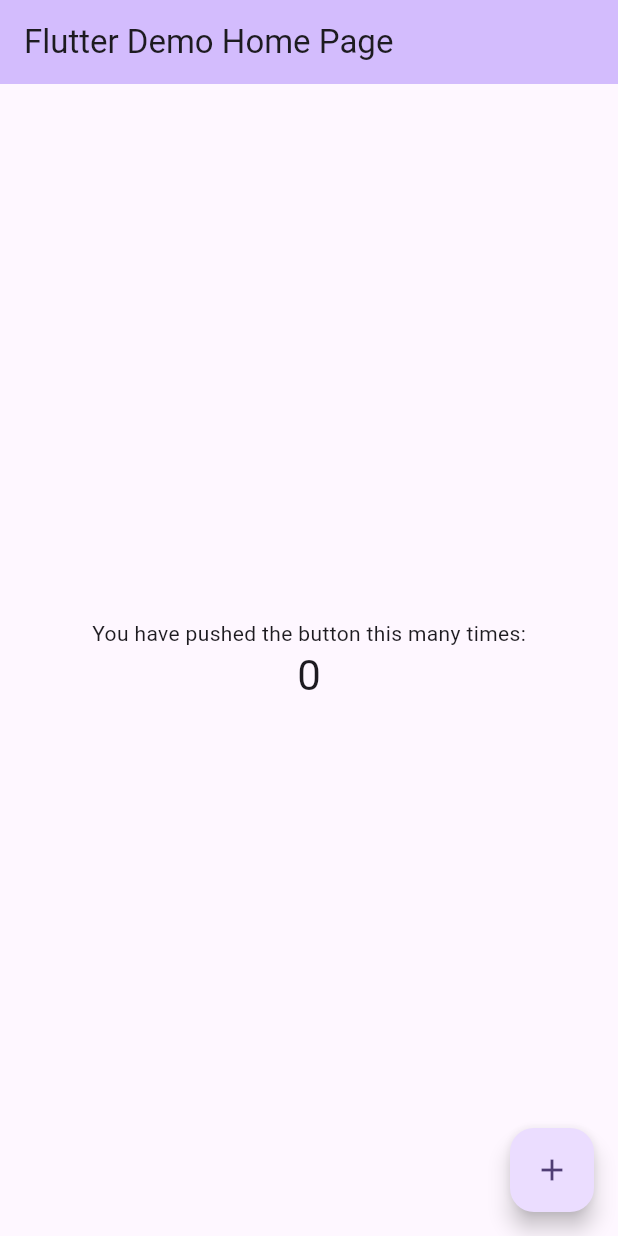
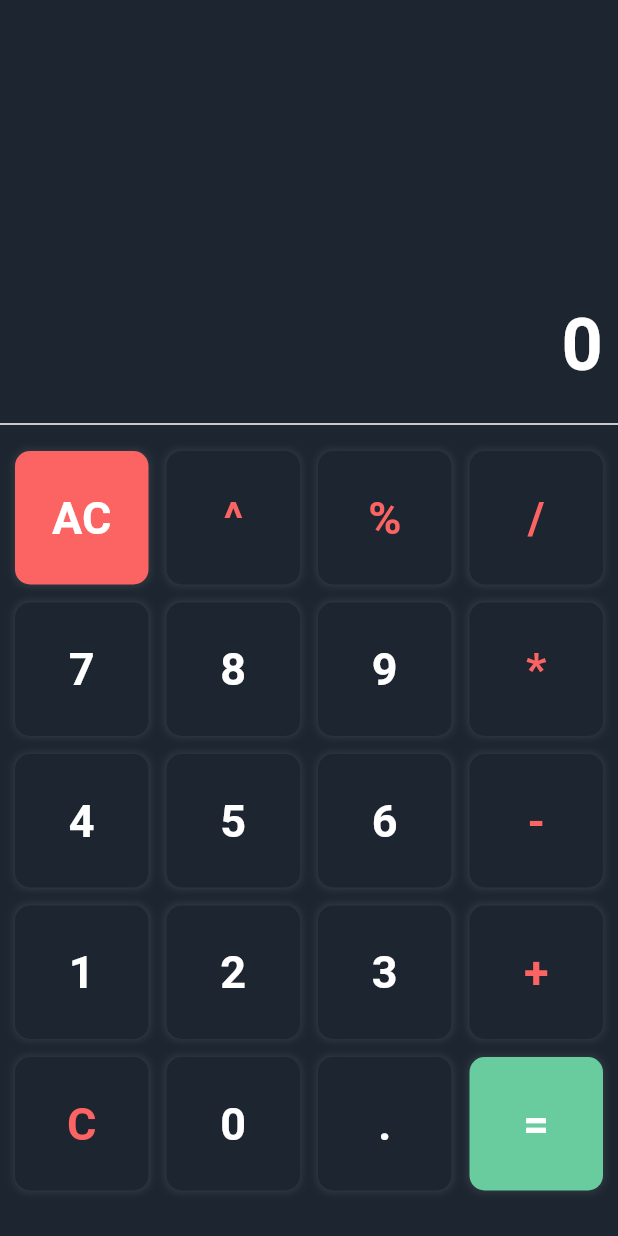
Before and after one commit to a1ekseevkiri11/mobile, a Flutter app: the screen it shows after launch, on a phone screen of 412 x 824 dp. Run offline on Flutter 3.47's test engine with Material 3 defaults, Android fonts, the phone set to English and light mode, and no system bars; our stand-ins replace math_expressions.

Commit message:
make claculator

```diff
--- /dev/null
+++ b/calculator/lib/calculator.dart
@@ -0,0 +1,298 @@
+import 'package:flutter/material.dart';
+import 'package:math_expressions/math_expressions.dart';
+// import 'package:math_expressions/math_expressions.dart';
+
+class Calculator extends StatefulWidget {
+  @override
+  State<Calculator> createState() => _CalculatorState();
+}
+
+class _CalculatorState extends State<Calculator> {
+  final maxLenUserInput = 9;
+  String userInput = "";
+  String result = "0";
+  final Set<String> digitSet = {
+    '+',
+    '-',
+    '*',
+    '/',
+    '^',
+    '%',
+  };
+
+  final Set<String> numberSet = {
+    '0',
+    '1',
+    '2',
+    '3',
+    '4',
+    '5',
+    '6',
+    '7',
+    '8',
+    '9',
+  };
+
+  @override
+  Widget build(BuildContext context) {
+    return Scaffold(
+      backgroundColor: Color(0xFF1d2630),
+      body: Column(
+        children: [
+          // Верхняя часть с выводом результата
+          SizedBox(
+            height: MediaQuery.of(context).size.height / 3,
+            child: Column(
+              mainAxisAlignment: MainAxisAlignment.end,
+              children: [
+                Container(
+                  padding: EdgeInsets.all(20),
+                  alignment: Alignment.centerRight,
+                  child: Text(
+                    userInput, // Отображаем пользовательский ввод
+                    style: TextStyle(
+                      fontSize: 32,
+                      color: Colors.white,
+                    ),
+                  ),
+                ),
+                Container(
+                  padding: EdgeInsets.all(10),
+                  alignment: Alignment.centerRight,
+                  child: Text(
+                    result, // Отображаем результат вычисления
+                    style: TextStyle(
+                      fontSize: 48,
+                      color: Colors.white,
+                      fontWeight: FontWeight.bold,
+                    ),
+                  ),
+                ),
+              ],
+            ),
+          ),
+          Divider(color: Colors.white),
+
+          // Основная часть с кнопками
+          Expanded(
+            child: Container(
+              padding: EdgeInsets.all(10),
+              child: GridView(
+                physics: NeverScrollableScrollPhysics(),
+                gridDelegate: SliverGridDelegateWithFixedCrossAxisCount(
+                  crossAxisCount: 4, // 4 столбца
+                  crossAxisSpacing: 12,
+                  mainAxisSpacing: 12,
+                ),
+                children: [
+                  // Обычные кнопки
+                  CustomButton('AC'),
+                  CustomButton('^'),
+                  CustomButton('%'),
+                  CustomButton('/'),
+                  CustomButton('7'),
+                  CustomButton('8'),
+                  CustomButton('9'),
+                  CustomButton('*'),
+                  CustomButton('4'),
+                  CustomButton('5'),
+                  CustomButton('6'),
+                  CustomButton('-'),
+                  CustomButton('1'),
+                  CustomButton('2'),
+                  CustomButton('3'),
+                  CustomButton('+'),
+                  CustomButton('C'),
+                  CustomButton('0'),
+                  CustomButton('.'),
+                  CustomButton('='),
+                ],
+              ),
+            ),
+          ),
+        ],
+      ),
+    );
+  }
+
+  Widget CustomButton(String text) {
+    return InkWell(
+      splashColor: Color(0xFF1d2630),
+      onTap: () {
+        setState(() {
+          handleButtons(text);
+        });
+      },
+      child: Ink(
+        decoration: BoxDecoration(
+          color: getBgColor(text),
+          borderRadius: BorderRadius.circular(10),
+          boxShadow: [
+            BoxShadow(
+              color: Colors.white.withOpacity(0.1),
+              blurRadius: 4,
+              spreadRadius: 0.5,
+              offset: Offset(0, 0),
+            ),
+          ],
+        ),
+        child: Center(
+          child: Text(
+            text,
+            style: TextStyle(
+              color: getColor(text),
+              fontSize: 30,
+              fontWeight: FontWeight.bold,
+            ),
+          ),
+        ),
+      ),
+    );
+  }
+
+  getColor(String text) {
+    if (text == "/" ||
+        text == "*" ||
+        text == "+" ||
+        text == "-" ||
+        text == "C" ||
+        text == "%" ||
+        text == "^") {
+      return Color.fromARGB(255, 252, 100, 100);
+    }
+    return Colors.white;
+  }
+
+  getBgColor(String text) {
+    if (text == "AC") {
+      return Color.fromARGB(255, 252, 100, 100);
+    }
+    if (text == "=") {
+      return Color.fromARGB(255, 104, 204, 159);
+    }
+    return Color(0xFF1d2630);
+  }
+
+  bool checkNumberBack(){
+    if (userInput.isEmpty){
+      return false;
+    }
+    if (numberSet.contains(userInput[userInput.length - 1])){
+      return true;
+    }
+    return false;
+  }
+
+  bool checkDigitBack(){
+    if (userInput.isEmpty){
+      return false;
+    }
+    if (digitSet.contains(userInput[userInput.length - 1])){
+      return true;
+    }
+    return false;
+  }
+
+
+  bool checkZeroBack(){
+    if (userInput.isEmpty){
+      return false;
+    }
+    for (int i = userInput.length - 1; i >= 0; i--){
+      if (digitSet.contains(userInput[i])){
+        return false;
+      }
+      if (userInput[i] != "0"){
+        return false;
+      }
+    }
+    return true;
+  }
+
+  void handleButtons(String text) {
+    switch (text) {
+      case "AC":
+        userInput = "";
+        result = "0";
+        return;
+      case "=":
+        if (checkDigitBack()){
+          userInput = userInput.substring(0, userInput.length - 1);
+        }
+        if (userInput.isEmpty) {
+          return;
+        }
+        calculate();
+        return;
+      case "C":
+        if (userInput.isNotEmpty) {
+          userInput = userInput.substring(0, userInput.length - 1);
+        }
+        return;
+      case ".":
+        if (userInput.isEmpty){
+          return;
+        }
+        for (int i = userInput.length - 1; i >= 0; i--){
+          if (digitSet.contains(userInput[i])){
+            break;
+          }
+          if (userInput[i] == "."){
+            return;
+          }
+        }
+        userInput += text;
+    }
+
+    //для операций
+    if (digitSet.contains(text)){
+      if (checkDigitBack()){
+        return;
+      }
+      if (userInput.isEmpty){
+        if (text == "-"){
+          userInput += text;
+        }
+        return;
+      }
+      userInput += text;
+    }
+
+    if (numberSet.contains(text)){
+      if (text == "0"){
+        if (checkZeroBack()){
+          return;
+        }
+      }
+
+      if (checkZeroBack()){
+        userInput = userInput.substring(0, userInput.length - 1);
+      }
+
+      for (int i = userInput.length - 1; i >= 0; i--){
+        if (digitSet.contains(userInput[i])){
+          break;
+        }
+        if (userInput.length - i >= maxLenUserInput){
+          return;
+        }
+      }
+      userInput += text;
+    }
+
+  }
+
+  void calculate() {
+    try {
+      var exp = Parser().parse(userInput);
+      var evaluation = exp.evaluate(EvaluationType.REAL, ContextModel());
+      result = evaluation.toString();
+      if (result.endsWith(".0")) {
+        result = result.replaceAll(".0", "");
+      }
+      return;
+    } catch (e) {
+      result = "Error";
+    }
+  }
+}
--- a/calculator/lib/main.dart
+++ b/calculator/lib/main.dart
@@ -1,125 +1,17 @@
+import 'package:calculator/calculator.dart';
 import 'package:flutter/material.dart';
 
 void main() {
-  runApp(const MyApp());
+  runApp(MyApp());
 }
 
 class MyApp extends StatelessWidget {
-  const MyApp({super.key});
-
-  // This widget is the root of your application.
   @override
   Widget build(BuildContext context) {
     return MaterialApp(
-      title: 'Flutter Demo',
-      theme: ThemeData(
-        // This is the theme of your application.
-        //
-        // TRY THIS: Try running your application with "flutter run". You'll see
-        // the application has a purple toolbar. Then, without quitting the app,
-        // try changing the seedColor in the colorScheme below to Colors.green
-        // and then invoke "hot reload" (save your changes or press the "hot
-        // reload" button in a Flutter-supported IDE, or press "r" if you used
-        // the command line to start the app).
-        //
-        // Notice that the counter didn't reset back to zero; the application
-        // state is not lost during the reload. To reset the state, use hot
-        // restart instead.
-        //
-        // This works for code too, not just values: Most code changes can be
-        // tested with just a hot reload.
-        colorScheme: ColorScheme.fromSeed(seedColor: Colors.deepPurple),
-        useMaterial3: true,
-      ),
-      home: const MyHomePage(title: 'Flutter Demo Home Page'),
+      title: 'Calculator',
+      debugShowCheckedModeBanner: false,
+      home: Calculator(),
     );
   }
 }
-
-class MyHomePage extends StatefulWidget {
-  const MyHomePage({super.key, required this.title});
-
-  // This widget is the home page of your application. It is stateful, meaning
-  // that it has a State object (defined below) that contains fields that affect
-  // how it looks.
-
-  // This class is the configuration for the state. It holds the values (in this
-  // case the title) provided by the parent (in this case the App widget) and
-  // used by the build method of the State. Fields in a Widget subclass are
-  // always marked "final".
-
-  final String title;
-
-  @override
-  State<MyHomePage> createState() => _MyHomePageState();
-}
-
-class _MyHomePageState extends State<MyHomePage> {
-  int _counter = 0;
-
-  void _incrementCounter() {
-    setState(() {
-      // This call to setState tells the Flutter framework that something has
-      // changed in this State, which causes it to rerun the build method below
-      // so that the display can reflect the updated values. If we changed
-      // _counter without calling setState(), then the build method would not be
-      // called again, and so nothing would appear to happen.
-      _counter++;
-    });
-  }
-
-  @override
-  Widget build(BuildContext context) {
-    // This method is rerun every time setState is called, for instance as done
-    // by the _incrementCounter method above.
-    //
-    // The Flutter framework has been optimized to make rerunning build methods
-    // fast, so that you can just rebuild anything that needs updating rather
-    // than having to individually change instances of widgets.
-    return Scaffold(
-      appBar: AppBar(
-        // TRY THIS: Try changing the color here to a specific color (to
-        // Colors.amber, perhaps?) and trigger a hot reload to see the AppBar
-        // change color while the other colors stay the same.
-        backgroundColor: Theme.of(context).colorScheme.inversePrimary,
-        // Here we take the value from the MyHomePage object that was created by
-        // the App.build method, and use it to set our appbar title.
-        title: Text(widget.title),
-      ),
-      body: Center(
-        // Center is a layout widget. It takes a single child and positions it
-        // in the middle of the parent.
-        child: Column(
-          // Column is also a layout widget. It takes a list of children and
-          // arranges them vertically. By default, it sizes itself to fit its
-          // children horizontally, and tries to be as tall as its parent.
-          //
-          // Column has various properties to control how it sizes itself and
-          // how it positions its children. Here we use mainAxisAlignment to
-          // center the children vertically; the main axis here is the vertical
-          // axis because Columns are vertical (the cross axis would be
-          // horizontal).
-          //
-          // TRY THIS: Invoke "debug painting" (choose the "Toggle Debug Paint"
-          // action in the IDE, or press "p" in the console), to see the
-          // wireframe for each widget.
-          mainAxisAlignment: MainAxisAlignment.center,
-          children: <Widget>[
-            const Text(
-              'You have pushed the button this many times:',
-            ),
-            Text(
-              '$_counter',
-              style: Theme.of(context).textTheme.headlineMedium,
-            ),
-          ],
-        ),
-      ),
-      floatingActionButton: FloatingActionButton(
-        onPressed: _incrementCounter,
-        tooltip: 'Increment',
-        child: const Icon(Icons.add),
-      ), // This trailing comma makes auto-formatting nicer for build methods.
-    );
-  }
-}
--- a/calculator/pubspec.yaml
+++ b/calculator/pubspec.yaml
@@ -35,6 +35,7 @@ dependencies:
   # The following adds the Cupertino Icons font to your application.
   # Use with the CupertinoIcons class for iOS style icons.
   cupertino_icons: ^1.0.8
+  math_expressions: ^2.6.0
 
 dev_dependencies:
   flutter_test:
```
Also changed, not shown: calculator/pubspec.lock, 1 other file.
